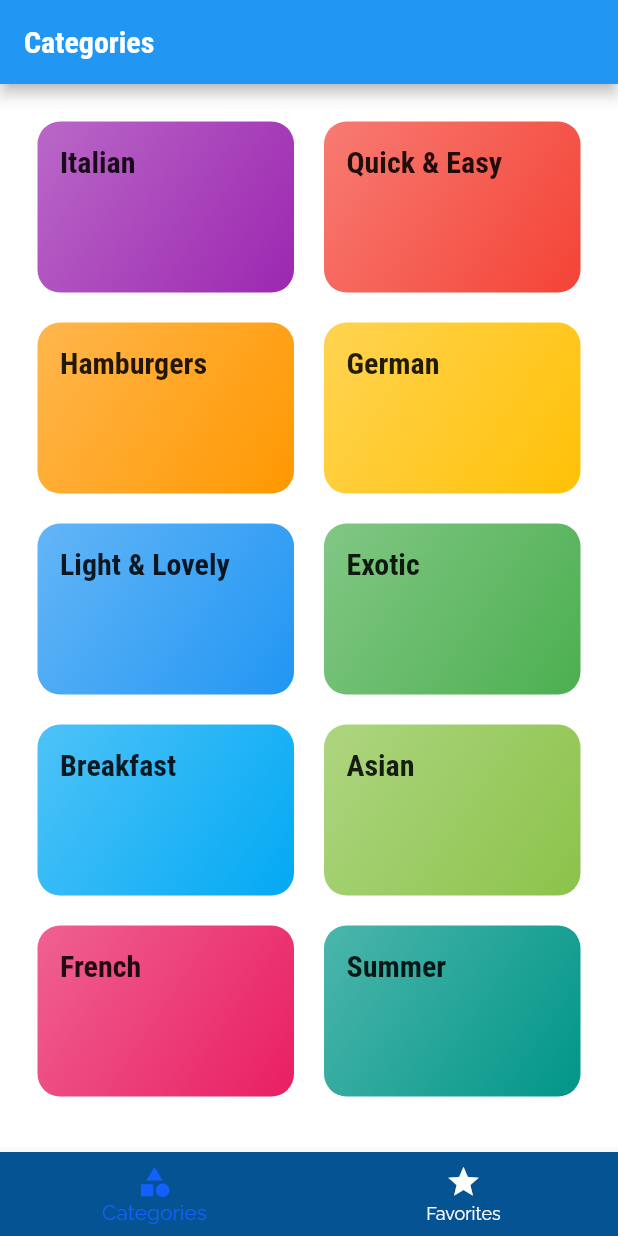
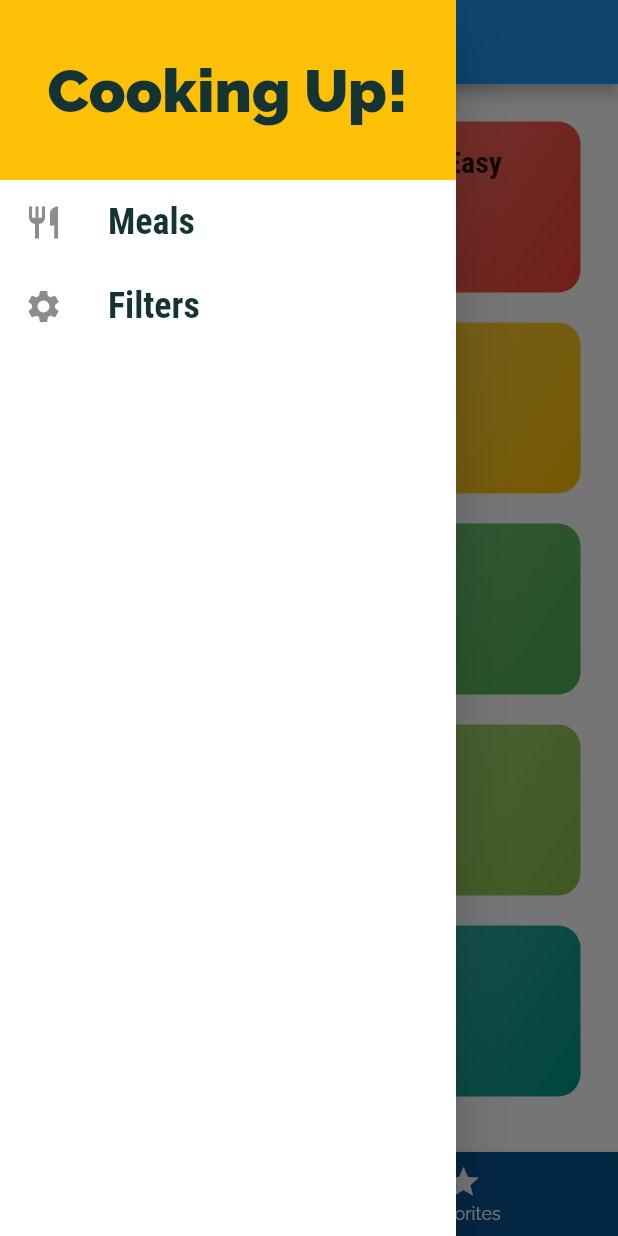
Before and after one commit to JayBee007/2021Q4, a Flutter app: the screen it shows after launch, with the side drawer open (before the commit the screen has no drawer), on a phone screen of 412 x 824 dp. Run offline on Flutter 3.47's test engine with Material 2 defaults, Android fonts, the phone set to English and light mode, and no system bars.

Commit message:
feat (flutter-meal-app): add main drawer

```diff
--- /dev/null
+++ b/flutter_meal_app/lib/components/main_drawer.dart
@@ -0,0 +1,48 @@
+import 'package:flutter/material.dart';
+
+import '../screens/filter_screen.dart';
+
+class MainDrawer extends StatelessWidget {
+  const MainDrawer({Key? key}) : super(key: key);
+
+  @override
+  Widget build(BuildContext context) {
+    return SafeArea(
+        child: Drawer(
+            child: Column(
+      crossAxisAlignment: CrossAxisAlignment.start,
+      children: [
+        Container(
+            color: Colors.amber,
+            height: 120,
+            width: double.infinity,
+            child: const Center(
+              child: Text(
+                'Cooking Up!',
+                style: TextStyle(fontSize: 40, fontWeight: FontWeight.w900),
+              ),
+            )),
+        ListTile(
+            onTap: () => Navigator.of(context).pushReplacementNamed('/'),
+            leading: const Icon(Icons.restaurant, size: 26),
+            title: const Text(
+              'Meals',
+              style: TextStyle(
+                  fontFamily: 'RobotoCondensed',
+                  fontSize: 24,
+                  fontWeight: FontWeight.bold),
+            )),
+        ListTile(
+            onTap: () => Navigator.of(context).pushReplacementNamed(FilterScreen.routeName),
+            leading: const Icon(Icons.settings, size: 26),
+            title: const Text(
+              'Filters',
+              style: TextStyle(
+                  fontFamily: 'RobotoCondensed',
+                  fontSize: 24,
+                  fontWeight: FontWeight.bold),
+            )),
+      ],
+    )));
+  }
+}
--- a/flutter_meal_app/lib/main.dart
+++ b/flutter_meal_app/lib/main.dart
@@ -5,6 +5,7 @@ import './config/palette.dart';
 
 import './screens/meals_screen.dart';
 import './screens/tabs_screen.dart';
+import 'screens/filter_screen.dart';
 
 void main() => runApp(const MealApp());
 
@@ -35,7 +36,8 @@ class MealApp extends StatelessWidget {
       home: const TabScreen(),
       routes: {
         MealsScreen.routeName:(context) => const MealsScreen(),
-        RecipeScreen.routeName: (context) => const RecipeScreen()
+        RecipeScreen.routeName: (context) => const RecipeScreen(),
+        FilterScreen.routeName: (conetxt) => const FilterScreen()
       },
     );
   }
--- /dev/null
+++ b/flutter_meal_app/lib/screens/filter_screen.dart
@@ -0,0 +1,18 @@
+import 'package:flutter/material.dart';
+
+import '../components/main_drawer.dart';
+
+class FilterScreen extends StatelessWidget {
+  static const routeName = '/filter';
+  const FilterScreen({Key? key}) : super(key: key);
+
+  @override
+  Widget build(BuildContext context) {
+    return Scaffold(
+        appBar: AppBar(
+          title: const Text('Filters'),
+        ),
+        drawer: const MainDrawer(),
+        body: const Center(child: Text('Filters')));
+  }
+}
--- a/flutter_meal_app/lib/screens/tabs_screen.dart
+++ b/flutter_meal_app/lib/screens/tabs_screen.dart
@@ -1,8 +1,11 @@
 import 'package:flutter/material.dart';
 
+import '../components/main_drawer.dart';
 import '../config/palette.dart';
+
 import './categories_screen.dart';
 import './favorites_screen.dart';
+
 class TabScreen extends StatefulWidget {
   const TabScreen({Key? key}) : super(key: key);
 
@@ -11,9 +14,8 @@ class TabScreen extends StatefulWidget {
 }
 
 class TabScreenState extends State<TabScreen> {
-
-   final _tabTitle = [ 'Categories','Favorites' ];
-   final _tabs = [ const CategoriesScreen(), const FavoriteScreen()];
+  final _tabTitle = ['Categories', 'Favorites'];
+  final _tabs = [const CategoriesScreen(), const FavoriteScreen()];
 
   int _selectedTabIndex = 0;
 
@@ -26,18 +28,20 @@ class TabScreenState extends State<TabScreen> {
   @override
   Widget build(BuildContext context) {
     return Scaffold(
-      appBar: AppBar(title:  Text(_tabTitle[_selectedTabIndex])),
+        appBar: AppBar(title: Text(_tabTitle[_selectedTabIndex])),
+        drawer: const MainDrawer(),
         body: _tabs[_selectedTabIndex],
         bottomNavigationBar: BottomNavigationBar(
           onTap: _selectTab,
           unselectedItemColor: Colors.white,
           selectedItemColor: Palette.paletteAccent.shade700,
           currentIndex: _selectedTabIndex,
-        backgroundColor: Theme.of(context).primaryColor
-      ,items: const [
-        BottomNavigationBarItem(icon: Icon(Icons.category), label: 'Categories'),
+          backgroundColor: Theme.of(context).primaryColor,
+          items: const [
+            BottomNavigationBarItem(
+                icon: Icon(Icons.category), label: 'Categories'),
             BottomNavigationBarItem(icon: Icon(Icons.star), label: 'Favorites')
-      ],)
-    );
+          ],
+        ));
   }
 }
```
Lines whose indentation alone changed are shown as unchanged.
